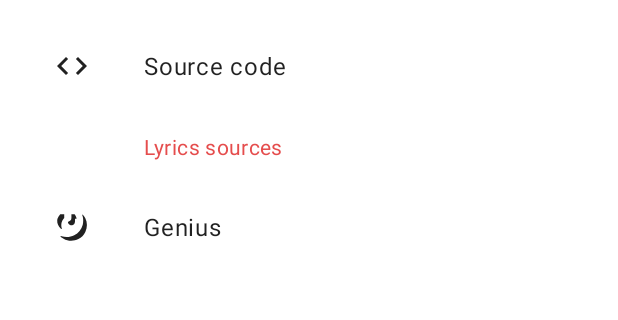
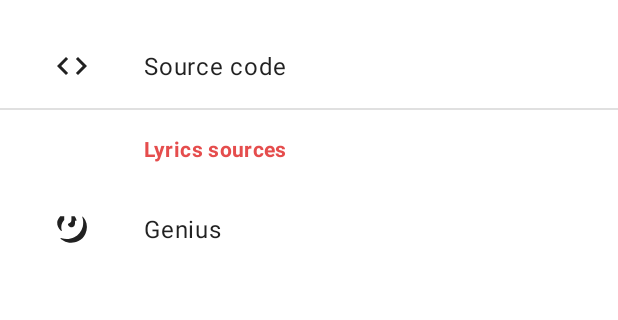
Before and after one commit to TecCheck/FastLyrics, an Android app: the AboutFragment screen opened through its navigation route, on a phone screen of 412 x 824 dp, the part 204-524 px from its top. Run offline under Robolectric (Android 15) with nearby library versions, the phone set to English and light mode, and no system bars; our stand-ins replace Picasso, navigation-ui; libraries missing offline, so code that uses them is left out: dev.forkhandles.result4k; pictures from the network do not load; 2 statements that could not run were skipped.

Commit message:
Tweak about screen

```diff
--- a/app/src/main/res/layout/fragment_about.xml
+++ b/app/src/main/res/layout/fragment_about.xml
@@ -80,6 +80,12 @@
                     android:textAppearance="@style/TextAppearance.MaterialComponents.Body1" />
             </LinearLayout>
 
+            <View
+                android:id="@+id/divider"
+                android:layout_width="match_parent"
+                android:layout_height="1dp"
+                android:background="?android:attr/listDivider" />
+
             <LinearLayout
                 android:layout_width="match_parent"
                 android:layout_height="match_parent"
@@ -95,7 +101,8 @@
                     android:layout_marginBottom="16dp"
                     android:text="@string/lyrics_sources"
                     android:textAppearance="@style/TextAppearance.MaterialComponents.Body2"
-                    android:textColor="@color/theme_secondary" />
+                    android:textColor="@color/theme_secondary"
+                    android:textStyle="bold" />
 
                 <LinearLayout
                     android:id="@+id/layout_source_genius"
```
